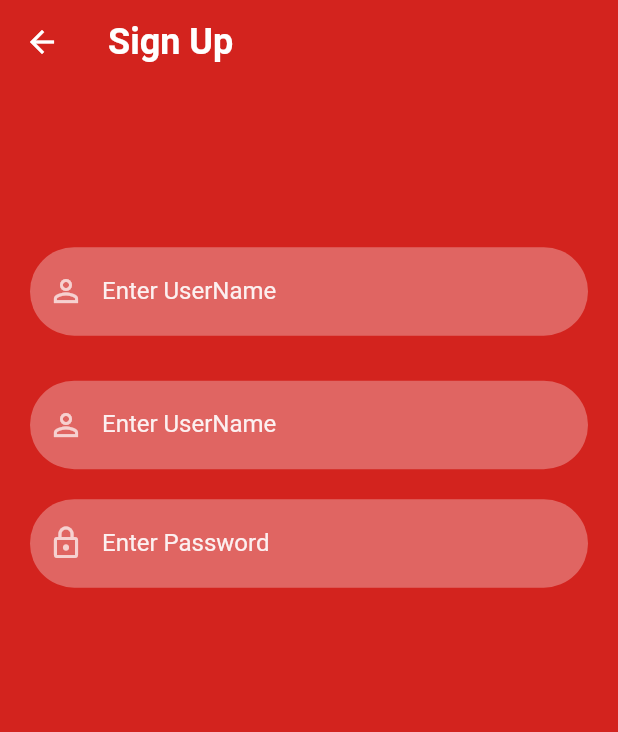
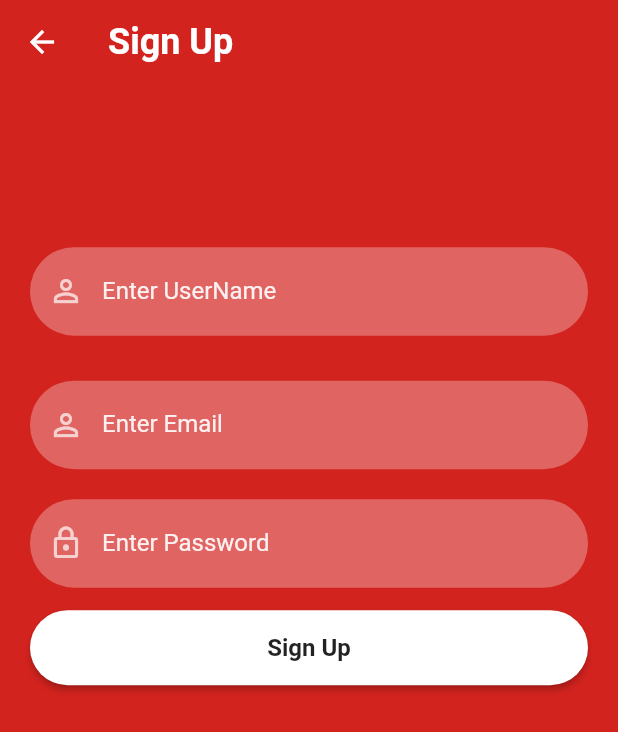
Before and after one commit to melzarjanchico-up/dennis-lechon-crm, a Flutter app: the screen it shows after launch, after a tap on "Sign Up", on a phone screen of 412 x 824 dp. Shown: the top 732 px of the screen. Run offline on Flutter 3.47's test engine with Material 2 defaults, Android fonts, the phone set to English and light mode, and no system bars; our stand-ins replace firebase_auth, firebase_core; accounts and stored records are empty; network calls fail.

Commit message:
updated login page

```diff
--- a/dennis_lechon_crm/lib/main.dart
+++ b/dennis_lechon_crm/lib/main.dart
@@ -4,7 +4,14 @@ import 'package:flutter/material.dart';
 
 void main() async {
   WidgetsFlutterBinding.ensureInitialized();
-  await Firebase.initializeApp();
+  await Firebase.initializeApp(
+    options: FirebaseOptions(
+      apiKey: "AIzaSyB9yv4QSumR3MiPX4xfk03GU04McRgdk2o", // Your apiKey
+      appId: "1:482691784655:web:f48df984a82bddcc6ebcba", // Your appId
+      messagingSenderId: "482691784655", // Your messagingSenderId
+      projectId: "dennis-lechon-crm", // Your projectId
+    ),
+  );
   runApp(const MyApp());
 }
 
--- a/dennis_lechon_crm/lib/screens/signup_screen.dart
+++ b/dennis_lechon_crm/lib/screens/signup_screen.dart
@@ -35,23 +35,41 @@ class _SignUpState extends State<SignUp> {
               child: Padding(
             padding: EdgeInsets.fromLTRB(
                 20, MediaQuery.of(context).size.height * 0.2, 20, 0),
-                  child: Column(children: <Widget>[
-                    reusableTextField("Enter UserName", Icons.person_outline,
-                        false, _userNameTextController),
+            child: Column(
+              children: <Widget>[
+                reusableTextField("Enter UserName", Icons.person_outline, false,
+                    _userNameTextController),
                 const SizedBox(
                   height: 30,
                 ),
-                    reusableTextField("Enter UserName", Icons.person_outline,
-                        false, _emailTextController),
+                reusableTextField("Enter Email", Icons.person_outline, false,
+                    _emailTextController),
                 const SizedBox(
                   height: 20,
                 ),
-                    reusableTextField("Enter Password", Icons.lock_outline,
-                        true, _passwordTextController),
+                reusableTextField("Enter Password", Icons.lock_outline, true,
+                    _passwordTextController),
                 const SizedBox(
                   height: 5,
                 ),
-                  ])),
-            )));
+                firebaseUIButton(context, "Sign Up", () {
+                  FirebaseAuth.instance
+                      .createUserWithEmailAndPassword(
+                          email: _emailTextController.text,
+                          password: _passwordTextController.text)
+                      .then((value) {
+                    print("Created New Account");
+                    Navigator.push(
+                        context,
+                        MaterialPageRoute(
+                            builder: (context) => const HomeScreen()));
+                  }).onError((error, stackTrace) {
+                    print("Error ${error.toString()}");
+                  });
+                })
+              ],
+            ),
+          ))),
+    );
   }
 }
```
Lines whose indentation alone changed are shown as unchanged.
